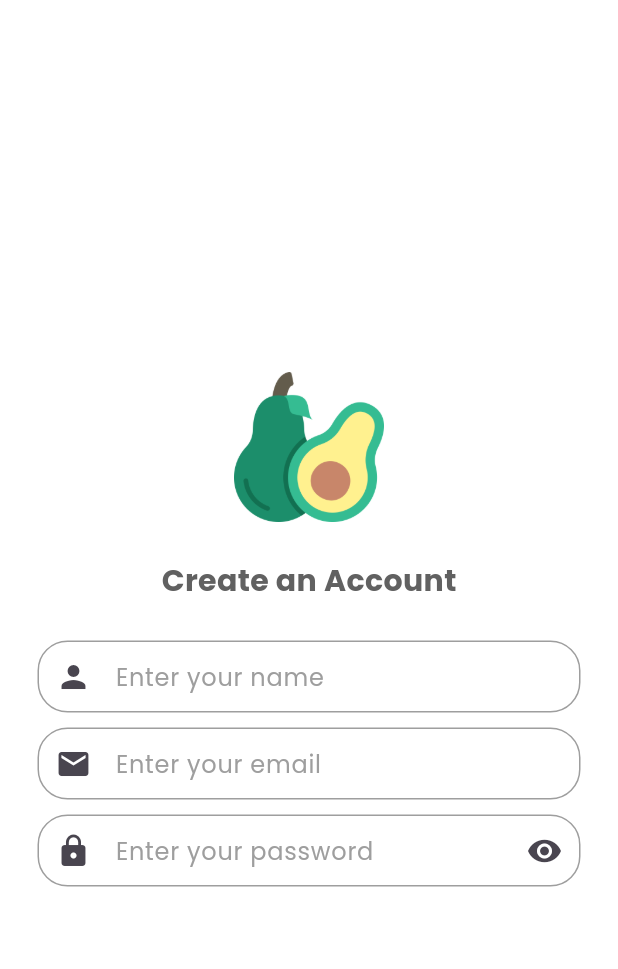
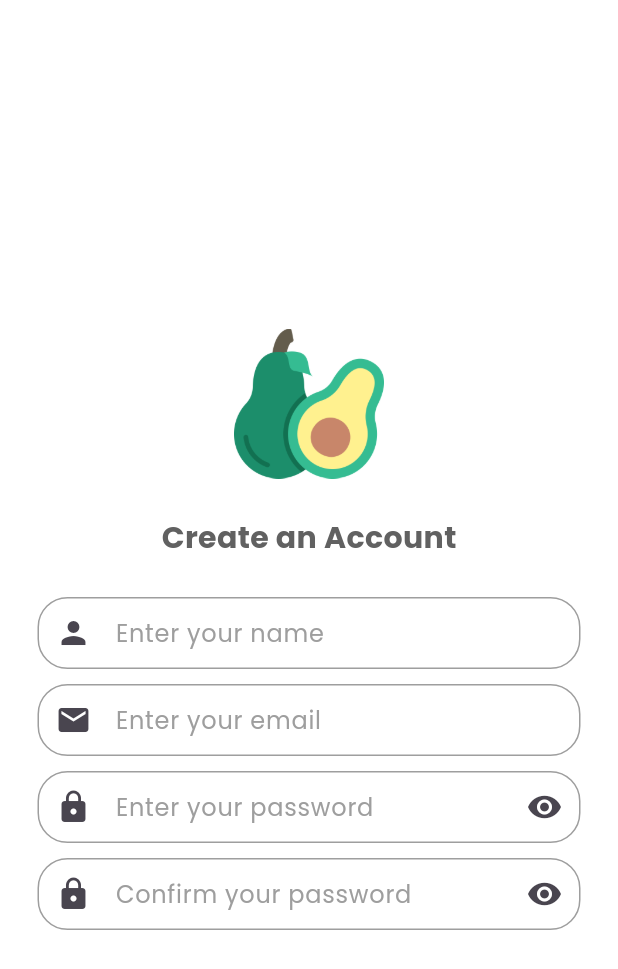
Before and after one commit to hollali/grocery_application, a Flutter app: the SignupPage screen opened directly, on a phone screen of 412 x 824 dp. Shown: the top 969 px of the screen. Run offline on Flutter 3.47's test engine with Material 3 defaults, Android fonts, the phone set to English and light mode, and no system bars.

Commit message:
Add confirm password field to SignupPage

```diff
--- a/lib/pages/signup_page.dart
+++ b/lib/pages/signup_page.dart
@@ -79,6 +79,16 @@ class SignupPage extends StatelessWidget {
                   ),
                   const SizedBox(height: 10,),
 
+                  //* confirm password text field
+                  MyTextField(
+                    controller: confirmPasswordController,
+                    hintText: 'Confirm your password',
+                    obscureText: true,
+                    textStyle: TextStyle(fontFamily: 'Poppins'),
+                    prefixIcon: Icons.lock,
+                  ),
+                  const SizedBox(height: 10,),
+
 
                 ],
               ),
```
